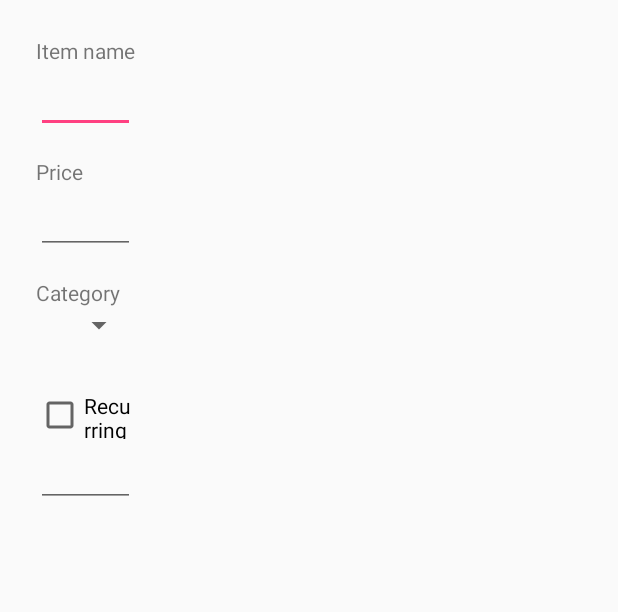
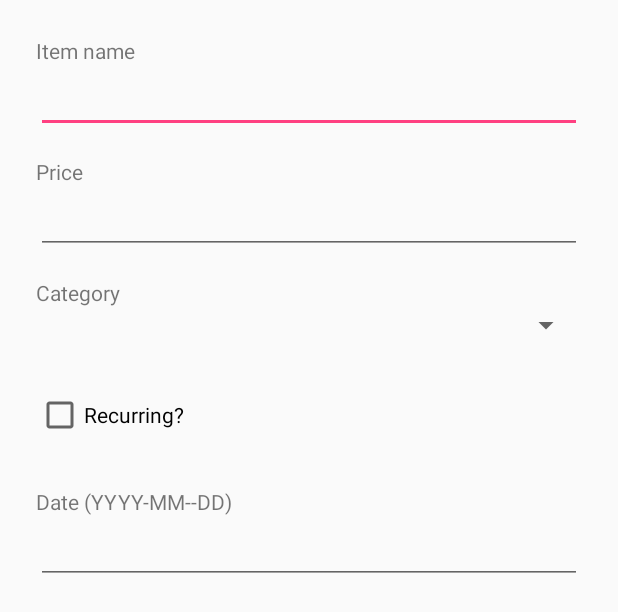
Before and after one commit to vtimea/Unicoin, an Android app: the layout dialog_add_expense.xml on its own in the app's theme, with its tools: preview values and no code run, on a phone screen of 412 x 824 dp. Shown: the top 612 px of the screen. Run offline under Robolectric (Android 15) with nearby library versions, the phone set to English and light mode, and no system bars.

Commit message:
add_expense fragment is working (except the category and the recurring function)

```diff
--- a/Unicoin/app/src/main/java/vajnatimi/unicoin/HomeActivity.java
+++ b/Unicoin/app/src/main/java/vajnatimi/unicoin/HomeActivity.java
@@ -11,6 +11,8 @@ import android.view.View;
 import android.view.Menu;
 import android.view.MenuItem;
 import android.widget.Toast;
+
+import com.orm.SugarContext;
 
 public class HomeActivity extends AppCompatActivity implements TransactionTypeFragment.TransactionTypeListener{
 
@@ -28,6 +30,8 @@ public class HomeActivity extends AppCompatActivity implements TransactionTypeFr
                 showTransactionTypeDialog();
             }
         });
+
+        SugarContext.init(this);
     }
 
     private void showTransactionTypeDialog() {
--- a/Unicoin/app/src/main/res/layout/dialog_add_expense.xml
+++ b/Unicoin/app/src/main/res/layout/dialog_add_expense.xml
@@ -1,8 +1,13 @@
 <?xml version="1.0" encoding="utf-8"?>
+<ScrollView xmlns:android="http://schemas.android.com/apk/res/android"
+    android:layout_width= "match_parent"
+    android:layout_height= "match_parent"
+    android:fillViewport="true">
+
     <LinearLayout xmlns:android="http://schemas.android.com/apk/res/android"
         android:orientation="vertical"
-    android:layout_width="wrap_content"
-    android:layout_height="wrap_content"
+        android:layout_width="match_parent"
+        android:layout_height="match_parent"
         android:padding="24dip">
 
         <TextView
@@ -25,7 +30,8 @@
         <EditText
             android:id="@+id/etPrice"
             android:layout_width="match_parent"
-        android:layout_height="wrap_content" />
+            android:layout_height="wrap_content"
+            android:inputType="number"/>
 
         <TextView
             android:id="@+id/tvCategory"
@@ -46,9 +52,19 @@
             android:layout_marginTop="32dip"
             android:text="@string/recurring"/>
 
+        <TextView
+            android:id="@+id/tvDate"
+            android:layout_width="match_parent"
+            android:layout_height="wrap_content"
+            android:layout_marginTop="32dip"
+            android:text="@string/date_yyyy_mm_dd"/>
+
         <EditText
             android:id="@+id/etDate"
             android:layout_width="match_parent"
-        android:layout_height="wrap_content" />
+            android:layout_height="wrap_content"
+            android:inputType="date"
+            android:ellipsize="start" />
 
     </LinearLayout>
+</ScrollView>
```
Also changed, not shown: Unicoin/app/src/main/AndroidManifest.xml (+6 -1 lines), Unicoin/app/src/main/java/vajnatimi/unicoin/AddExpenseFragment.java (+90 -25 lines), Unicoin/app/src/main/java/vajnatimi/unicoin/model/Expense.java (+13 -3 lines), Unicoin/app/src/main/res/values/strings.xml (+7 -0 lines). Lines whose indentation alone changed are shown as unchanged.
